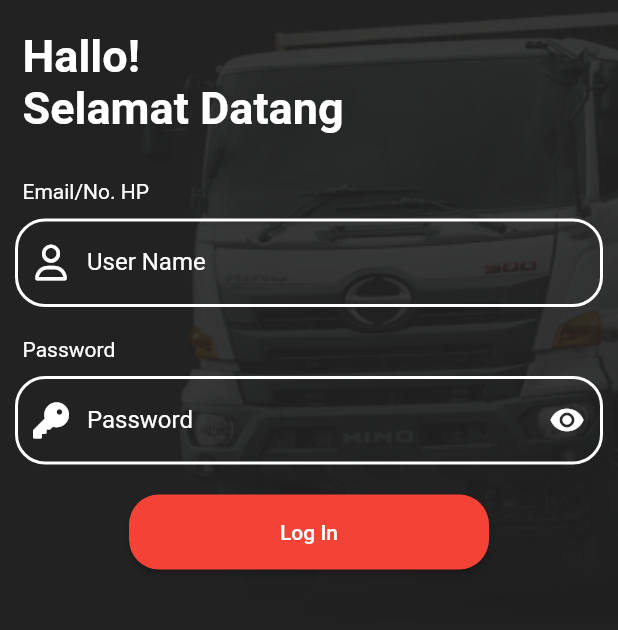
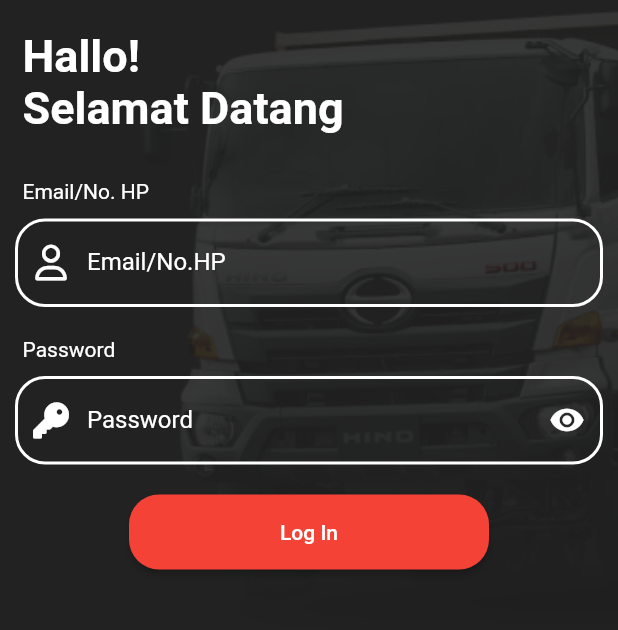
Before and after one commit to lalaingampus/myhino-flutter, a Flutter app: the screen it shows after launch, after a tap on "Log In", on a phone screen of 412 x 824 dp, the part 422-1052 px from its top. Run offline on Flutter 3.47's test engine with Material 2 defaults, Android fonts, the phone set to English and light mode, and no system bars; our stand-ins replace flutter_dotenv, font_awesome_flutter, get; network calls fail.

Commit message:
[authentication-design]add login

```diff
--- a/lib/app/modules/login/views/login_view.dart
+++ b/lib/app/modules/login/views/login_view.dart
@@ -1,6 +1,10 @@
+import 'dart:convert';
+
 import 'package:flutter/material.dart';
 import 'package:provider/provider.dart';
+import 'package:http/http.dart' as http;
 import 'package:get/get.dart';
+import 'package:flutter_dotenv/flutter_dotenv.dart';
 
 import '../../../providers/auth.dart';
 import '../../home/views/home_view.dart';
@@ -24,14 +28,43 @@ class _LoginViewState extends State<LoginView> {
   TextEditingController passwordController = TextEditingController();
   bool _passwordVisible = false;
 
-  // Future<String?> _authUser(LoginData data) {
-  //   debugPrint('Phone: ${data.name}, Password: ${data.password}');
-  //   return Future.delayed(loginTime).then((_) {
-  //     Provider.of<Auth>(context, listen: false)
-  //         .login(data.name, data.password);
-  //     return null;
-  //   });
-  // }
+  _authUser(String username, String password) async {
+    final GlobalKey<State> _keyLoader = GlobalKey<State>();
+
+    try {
+      final response =
+          await http.post(Uri.parse("dotenv.env['DEVELOPMENT_AUTH_HOST'] ?? "),
+              headers: {'Content-Type': 'application/json; charset=UTF-8'},
+              body: jsonEncode({
+                "username": username,
+                "password": password,
+              }));
+
+      final output = jsonDecode(response.body);
+      if (response.statusCode == 200) {
+        Navigator.of(_keyLoader.currentContext!, rootNavigator: false).pop();
+        ScaffoldMessenger.of(context).showSnackBar(
+          SnackBar(
+              content: Text(
+            output['message'],
+            style: const TextStyle(fontSize: 16),
+          )),
+        );
+      } else {
+        Navigator.of(_keyLoader.currentContext!, rootNavigator: false).pop();
+
+        ScaffoldMessenger.of(context).showSnackBar(
+          SnackBar(
+              content: Text(
+            output.toString(),
+            style: const TextStyle(fontSize: 16),
+          )),
+        );
+      }
+    } catch (e) {
+      Navigator.of(_keyLoader.currentContext!, rootNavigator: false).pop();
+    }
+  }
 
   @override
   Widget build(BuildContext context) {
@@ -93,6 +126,7 @@ class _LoginViewState extends State<LoginView> {
                     padding: const EdgeInsets.all(10),
                     child: TextField(
                       controller: nameController,
+                      style: TextStyle(color: Colors.white),
                       decoration: const InputDecoration(
                           prefixIcon: Align(
                             widthFactor: 1.0,
@@ -111,7 +145,7 @@ class _LoginViewState extends State<LoginView> {
                                 BorderSide(color: Colors.white, width: 2.0),
                             borderRadius: BorderRadius.all(Radius.circular(20)),
                           ),
-                          labelText: 'User Name',
+                          labelText: 'Email/No.HP',
                           labelStyle: TextStyle(color: Colors.white)),
                     ),
                   ),
@@ -168,8 +202,8 @@ class _LoginViewState extends State<LoginView> {
                       child: ElevatedButton(
                         child: const Text('Log In'),
                         onPressed: () {
-                          print(nameController.text);
-                          print(passwordController.text);
+                          _authUser(
+                              nameController.text, passwordController.text);
                         },
                         style: ElevatedButton.styleFrom(
                             primary: Colors.red,
--- a/lib/app/providers/auth.dart
+++ b/lib/app/providers/auth.dart
@@ -26,7 +26,7 @@ class Auth with ChangeNotifier {
     }
   }
 
-  Future<void> login(String email, String password) async {
+  doLogin(String email, String password) async {
     Uri url = Uri.parse(dotenv.env['DEVELOPMENT_AUTH_HOST'] ?? "");
     if (url == "") {
       print("url is null " + url.toString());
@@ -38,7 +38,7 @@ class Auth with ChangeNotifier {
       var response = await http.post(
         url,
         body: json.encode({
-          "email": email,
+          "username": email,
           "password": password,
         }),
       );
```
